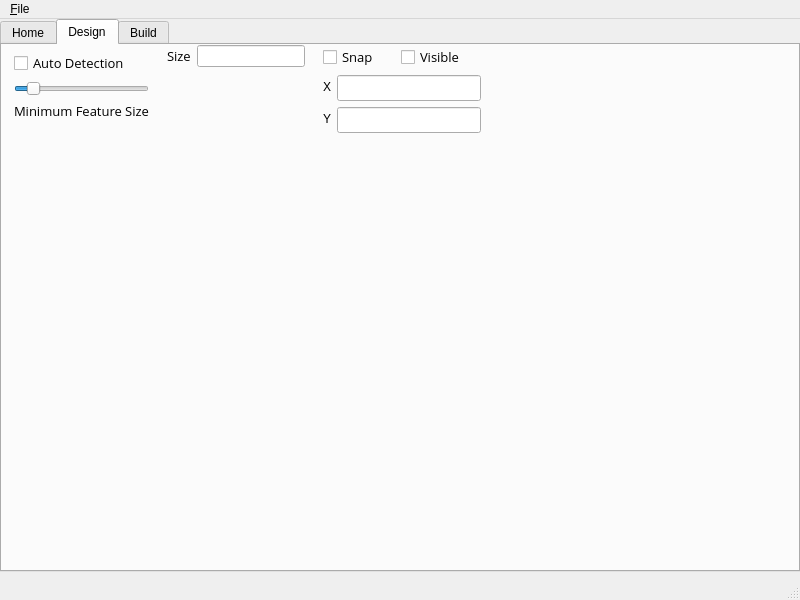
Qt form src/MainWindow.ui (nedrysoft/dmgee) before a commit.
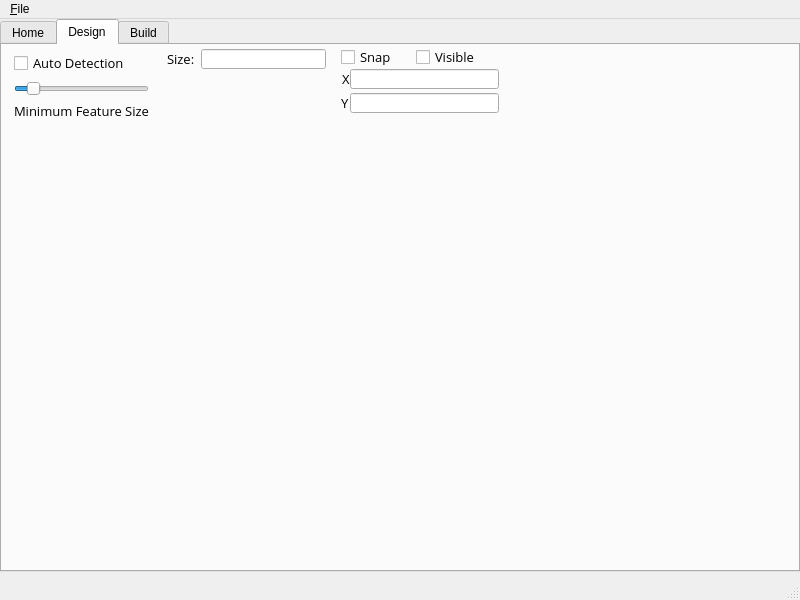
The same form after that commit. The open tabs and pages were chosen to show the change. Icons and pictures are not drawn. Custom widgets are drawn as their Qt base class.

Commit message:
wip: added builder class
added start of builder class which generates the DMG

The edit to the form file:
```diff
--- a/src/MainWindow.ui
+++ b/src/MainWindow.ui
@@ -305,9 +305,9 @@
          </widget>
         </item>
         <item>
-         <widget class="Nedrysoft::Ribbon::RibbonGroup" name="ribbonGroup">
+         <widget class="Nedrysoft::Ribbon::RibbonGroup" name="iconsRibbonGroup">
           <property name="sizePolicy">
-           <sizepolicy hsizetype="MinimumExpanding" vsizetype="Preferred">
+           <sizepolicy hsizetype="Fixed" vsizetype="Preferred">
             <horstretch>0</horstretch>
             <verstretch>0</verstretch>
            </sizepolicy>
@@ -321,29 +321,20 @@
           <property name="groupName">
            <string>Icons</string>
           </property>
-          <layout class="QGridLayout" name="gridLayout_2">
+          <layout class="QVBoxLayout" name="verticalLayout_3">
            <property name="leftMargin">
             <number>0</number>
            </property>
            <property name="topMargin">
             <number>0</number>
            </property>
-           <property name="rightMargin">
-            <number>0</number>
-           </property>
            <property name="bottomMargin">
             <number>0</number>
            </property>
-           <item row="0" column="0">
-            <layout class="QFormLayout" name="formLayout_3">
-             <property name="labelAlignment">
-              <set>Qt::AlignLeading|Qt::AlignLeft|Qt::AlignVCenter</set>
-             </property>
-             <property name="formAlignment">
-              <set>Qt::AlignLeading|Qt::AlignLeft|Qt::AlignTop</set>
-             </property>
-             <property name="rightMargin">
-              <number>12</number>
+           <item>
+            <layout class="QFormLayout" name="iconsFormLayout">
+             <property name="topMargin">
+              <number>4</number>
              </property>
              <item row="0" column="0">
               <widget class="QLabel" name="iconSizeLabel">
@@ -354,12 +345,28 @@
                 </font>
                </property>
                <property name="text">
-                <string>Size</string>
+                <string>Size:</string>
                </property>
               </widget>
              </item>
              <item row="0" column="1">
-              <widget class="QLineEdit" name="iconSizeLineEdit"/>
+              <widget class="QLineEdit" name="iconSizeLineEdit">
+               <property name="maximumSize">
+                <size>
+                 <width>16777215</width>
+                 <height>20</height>
+                </size>
+               </property>
+               <property name="font">
+                <font>
+                 <family>Open Sans</family>
+                 <pointsize>10</pointsize>
+                </font>
+               </property>
+               <property name="alignment">
+                <set>Qt::AlignLeading|Qt::AlignLeft|Qt::AlignVCenter</set>
+               </property>
+              </widget>
              </item>
             </layout>
            </item>
@@ -369,7 +376,7 @@
         <item>
          <widget class="Nedrysoft::Ribbon::RibbonGroup" name="gridGroup">
           <property name="sizePolicy">
-           <sizepolicy hsizetype="MinimumExpanding" vsizetype="Preferred">
+           <sizepolicy hsizetype="Fixed" vsizetype="Preferred">
             <horstretch>0</horstretch>
             <verstretch>0</verstretch>
            </sizepolicy>
@@ -384,6 +391,9 @@
            <string>Grid</string>
           </property>
           <layout class="QVBoxLayout" name="verticalLayout_2">
+           <property name="spacing">
+            <number>0</number>
+           </property>
            <property name="leftMargin">
             <number>0</number>
            </property>
@@ -458,13 +468,22 @@
               <enum>QFormLayout::ExpandingFieldsGrow</enum>
              </property>
              <property name="labelAlignment">
-              <set>Qt::AlignRight|Qt::AlignTrailing|Qt::AlignVCenter</set>
+              <set>Qt::AlignRight|Qt::AlignTop|Qt::AlignTrailing</set>
              </property>
              <property name="formAlignment">
               <set>Qt::AlignLeading|Qt::AlignLeft|Qt::AlignTop</set>
              </property>
+             <property name="verticalSpacing">
+              <number>4</number>
+             </property>
              <item row="0" column="0">
               <widget class="QLabel" name="xLabel">
+               <property name="font">
+                <font>
+                 <family>Open Sans</family>
+                 <pointsize>10</pointsize>
+                </font>
+               </property>
                <property name="text">
                 <string>X</string>
                </property>
@@ -478,6 +497,12 @@
                  <verstretch>0</verstretch>
                 </sizepolicy>
                </property>
+               <property name="maximumSize">
+                <size>
+                 <width>16777215</width>
+                 <height>20</height>
+                </size>
+               </property>
                <property name="font">
                 <font>
                  <family>Open Sans</family>
@@ -488,6 +513,12 @@
              </item>
              <item row="1" column="0">
               <widget class="QLabel" name="yLabel">
+               <property name="font">
+                <font>
+                 <family>Open Sans</family>
+                 <pointsize>10</pointsize>
+                </font>
+               </property>
                <property name="text">
                 <string>Y</string>
                </property>
@@ -501,6 +532,12 @@
                  <verstretch>0</verstretch>
                 </sizepolicy>
                </property>
+               <property name="maximumSize">
+                <size>
+                 <width>16777215</width>
+                 <height>20</height>
+                </size>
+               </property>
                <property name="font">
                 <font>
                  <family>Open Sans</family>
@@ -512,24 +549,21 @@
             </layout>
            </item>
            <item>
-            <layout class="QVBoxLayout" name="verticalLayout_3"/>
+            <spacer name="verticalSpacer_2">
+             <property name="orientation">
+              <enum>Qt::Vertical</enum>
+             </property>
+             <property name="sizeHint" stdset="0">
+              <size>
+               <width>20</width>
+               <height>40</height>
+              </size>
+             </property>
+            </spacer>
            </item>
           </layout>
          </widget>
         </item>
-        <item>
-         <spacer name="horizontalSpacer_4">
-          <property name="orientation">
-           <enum>Qt::Horizontal</enum>
-          </property>
-          <property name="sizeHint" stdset="0">
-           <size>
-            <width>40</width>
-            <height>20</height>
-           </size>
-          </property>
-         </spacer>
-        </item>
         <item>
          <spacer name="horizontalSpacer_2">
           <property name="orientation">
```
Left out of the diff: 13 changed lines with no effect on the pictures. The commit also changes 3 other files.
